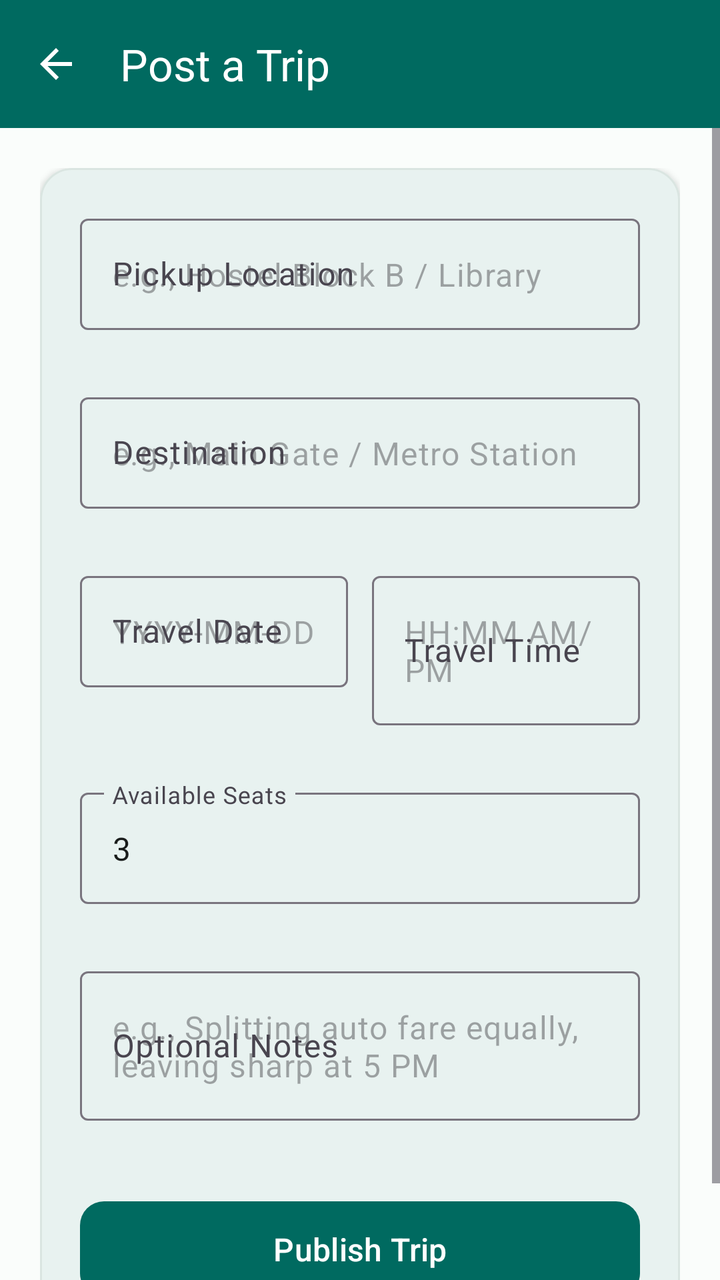
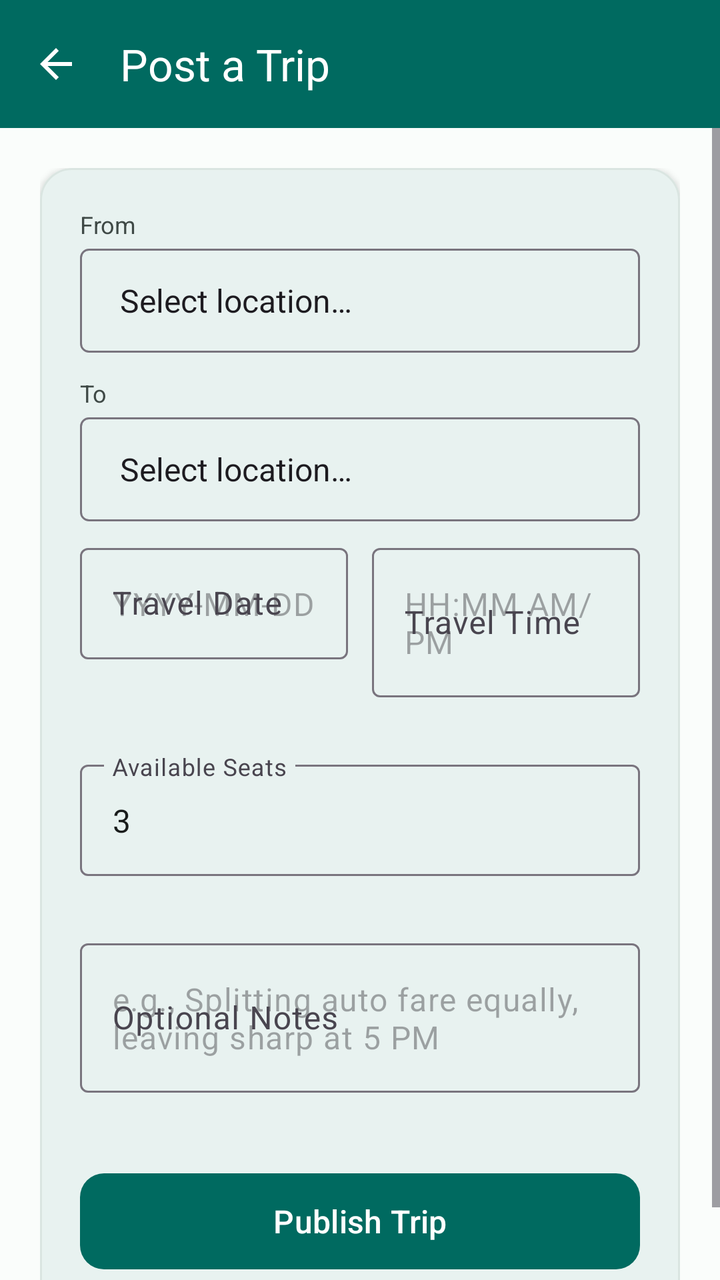

The first picture is an Android layout as it rendered before a commit; the second is the same layout after the commit. The layout source and the unified diff follow.
<!-- AndroidManifest.xml: application theme Theme.TukTukBuddy -->
<!-- res/layout/activity_post_trip.xml -->
<?xml version="1.0" encoding="utf-8"?>
<androidx.constraintlayout.widget.ConstraintLayout xmlns:android="http://schemas.android.com/apk/res/android"
    xmlns:app="http://schemas.android.com/apk/res-auto"
    xmlns:tools="http://schemas.android.com/tools"
    android:id="@+id/postTripMain"
    android:layout_width="match_parent"
    android:layout_height="match_parent"
    android:background="@color/surface"
    tools:context=".PostTripActivity">

    <com.google.android.material.appbar.MaterialToolbar
        android:id="@+id/toolbarPostTrip"
        android:layout_width="match_parent"
        android:layout_height="?attr/actionBarSize"
        android:background="@color/primary"
        app:navigationIcon="?attr/homeAsUpIndicator"
        app:navigationIconTint="@color/on_primary"
        app:title="@string/title_post_trip"
        app:titleTextColor="@color/on_primary"
        app:layout_constraintEnd_toEndOf="parent"
        app:layout_constraintStart_toStartOf="parent"
        app:layout_constraintTop_toTopOf="parent" />

    <ScrollView
        android:layout_width="match_parent"
        android:layout_height="0dp"
        android:fillViewport="true"
        app:layout_constraintBottom_toBottomOf="parent"
        app:layout_constraintEnd_toEndOf="parent"
        app:layout_constraintStart_toStartOf="parent"
        app:layout_constraintTop_toBottomOf="@id/toolbarPostTrip">

        <LinearLayout
            android:layout_width="match_parent"
            android:layout_height="wrap_content"
            android:orientation="vertical"
            android:padding="20dp">

            <com.google.android.material.card.MaterialCardView
                android:layout_width="match_parent"
                android:layout_height="wrap_content"
                app:cardCornerRadius="16dp"
                app:cardElevation="2dp"
                app:strokeColor="@color/surface_variant"
                app:strokeWidth="1dp">

                <LinearLayout
                    android:layout_width="match_parent"
                    android:layout_height="wrap_content"
                    android:orientation="vertical"
                    android:padding="20dp">

                    <com.google.android.material.textfield.TextInputLayout
                        android:id="@+id/tilPickup"
                        style="@style/Widget.Material3.TextInputLayout.OutlinedBox"
                        android:layout_width="match_parent"
                        android:layout_height="wrap_content"
                        android:hint="@string/label_pickup"
                        app:errorEnabled="true">

                        <com.google.android.material.textfield.TextInputEditText
                            android:id="@+id/etPickup"
                            android:layout_width="match_parent"
                            android:layout_height="wrap_content"
                            android:hint="@string/hint_pickup"
                            android:inputType="textCapWords"
                            android:maxLines="1" />
                    </com.google.android.material.textfield.TextInputLayout>

                    <com.google.android.material.textfield.TextInputLayout
                        android:id="@+id/tilDestination"
                        style="@style/Widget.Material3.TextInputLayout.OutlinedBox"
                        android:layout_width="match_parent"
                        android:layout_height="wrap_content"
                        android:layout_marginTop="8dp"
                        android:hint="@string/label_destination"
                        app:errorEnabled="true">

                        <com.google.android.material.textfield.TextInputEditText
                            android:id="@+id/etDestination"
                            android:layout_width="match_parent"
                            android:layout_height="wrap_content"
                            android:hint="@string/hint_destination"
                            android:inputType="textCapWords"
                            android:maxLines="1" />
                    </com.google.android.material.textfield.TextInputLayout>

                    <LinearLayout
                        android:layout_width="match_parent"
                        android:layout_height="wrap_content"
                        android:layout_marginTop="8dp"
                        android:baselineAligned="false"
                        android:orientation="horizontal">

                        <com.google.android.material.textfield.TextInputLayout
                            android:id="@+id/tilDate"
                            style="@style/Widget.Material3.TextInputLayout.OutlinedBox"
                            android:layout_width="0dp"
                            android:layout_height="wrap_content"
                            android:layout_weight="1"
                            android:hint="@string/label_date"
                            app:errorEnabled="true">

                            <com.google.android.material.textfield.TextInputEditText
                                android:id="@+id/etDate"
                                android:layout_width="match_parent"
                                android:layout_height="wrap_content"
                                android:focusable="false"
                                android:hint="@string/hint_date"
                                android:inputType="none" />
                        </com.google.android.material.textfield.TextInputLayout>

                        <com.google.android.material.textfield.TextInputLayout
                            android:id="@+id/tilTime"
                            style="@style/Widget.Material3.TextInputLayout.OutlinedBox"
                            android:layout_width="0dp"
                            android:layout_height="wrap_content"
                            android:layout_marginStart="12dp"
                            android:layout_weight="1"
                            android:hint="@string/label_time"
                            app:errorEnabled="true">

                            <com.google.android.material.textfield.TextInputEditText
                                android:id="@+id/etTime"
                                android:layout_width="match_parent"
                                android:layout_height="wrap_content"
                                android:focusable="false"
                                android:hint="@string/hint_time"
                                android:inputType="none" />
                        </com.google.android.material.textfield.TextInputLayout>
                    </LinearLayout>

                    <com.google.android.material.textfield.TextInputLayout
                        android:id="@+id/tilSeats"
                        style="@style/Widget.Material3.TextInputLayout.OutlinedBox"
                        android:layout_width="match_parent"
                        android:layout_height="wrap_content"
                        android:layout_marginTop="8dp"
                        android:hint="@string/label_seats"
                        app:errorEnabled="true">

                        <com.google.android.material.textfield.TextInputEditText
                            android:id="@+id/etSeats"
                            android:layout_width="match_parent"
                            android:layout_height="wrap_content"
                            android:hint="@string/hint_seats"
                            android:inputType="number"
                            android:text="3" />
                    </com.google.android.material.textfield.TextInputLayout>

                    <com.google.android.material.textfield.TextInputLayout
                        android:id="@+id/tilNotes"
                        style="@style/Widget.Material3.TextInputLayout.OutlinedBox"
                        android:layout_width="match_parent"
                        android:layout_height="wrap_content"
                        android:layout_marginTop="8dp"
                        android:hint="@string/label_notes"
                        app:errorEnabled="true">

                        <com.google.android.material.textfield.TextInputEditText
                            android:id="@+id/etNotes"
                            android:layout_width="match_parent"
                            android:layout_height="wrap_content"
                            android:hint="@string/hint_notes"
                            android:inputType="textMultiLine"
                            android:minLines="2" />
                    </com.google.android.material.textfield.TextInputLayout>

                    <com.google.android.material.button.MaterialButton
                        android:id="@+id/btnSubmitTrip"
                        android:layout_width="match_parent"
                        android:layout_height="56dp"
                        android:layout_marginTop="16dp"
                        android:text="@string/btn_submit_trip"
                        android:textSize="16sp"
                        app:cornerRadius="12dp" />

                </LinearLayout>
            </com.google.android.material.card.MaterialCardView>

        </LinearLayout>
    </ScrollView>

    
    <FrameLayout
        android:id="@+id/loadingOverlayPostTrip"
        android:layout_width="match_parent"
        android:layout_height="match_parent"
        android:background="#80000000"
        android:clickable="true"
        android:focusable="true"
        android:visibility="gone"
        app:layout_constraintBottom_toBottomOf="parent"
        app:layout_constraintEnd_toEndOf="parent"
        app:layout_constraintStart_toStartOf="parent"
        app:layout_constraintTop_toTopOf="parent">

        <com.google.android.material.card.MaterialCardView
            android:layout_width="wrap_content"
            android:layout_height="wrap_content"
            android:layout_gravity="center"
            app:cardCornerRadius="16dp"
            app:cardElevation="6dp">

            <LinearLayout
                android:layout_width="wrap_content"
                android:layout_height="wrap_content"
                android:gravity="center"
                android:orientation="vertical"
                android:padding="24dp">

                <ProgressBar
                    android:layout_width="48dp"
                    android:layout_height="48dp"
                    android:indeterminateTint="@color/primary" />

                <TextView
                    android:id="@+id/tvLoadingMessagePostTrip"
                    android:layout_width="wrap_content"
                    android:layout_height="wrap_content"
                    android:layout_marginTop="16dp"
                    android:text="@string/posting_trip"
                    android:textColor="@color/on_surface"
                    android:textSize="14sp"
                    android:textStyle="bold" />
            </LinearLayout>
        </com.google.android.material.card.MaterialCardView>
    </FrameLayout>

</androidx.constraintlayout.widget.ConstraintLayout>
<!-- resources referenced by this layout -->
<resources>
  <color name="on_primary">#FFFFFF</color>
  <color name="on_surface">#191C1B</color>
  <color name="primary">#006A60</color>
  <color name="surface">#FAFDFB</color>
  <color name="surface_variant">#DAE5E1</color>
  <string name="btn_submit_trip">Publish Trip</string>
  <string name="hint_date">YYYY-MM-DD</string>
  <string name="hint_destination">e.g., Main Gate / Metro Station</string>
  <string name="hint_notes">e.g., Splitting auto fare equally, leaving sharp at 5 PM</string>
  <string name="hint_pickup">e.g., Hostel Block B / Library</string>
  <string name="hint_seats">Number of open seats (1-10)</string>
  <string name="hint_time">HH:MM AM/PM</string>
  <string name="label_date">Travel Date</string>
  <string name="label_destination">Destination</string>
  <string name="label_notes">Optional Notes</string>
  <string name="label_pickup">Pickup Location</string>
  <string name="label_seats">Available Seats</string>
  <string name="label_time">Travel Time</string>
  <string name="posting_trip">Publishing your trip…</string>
  <string name="title_post_trip">Post a Trip</string>
  <style name="Theme.TukTukBuddy" parent="Base.Theme.TukTukBuddy" />
  <style name="Base.Theme.TukTukBuddy" parent="Theme.Material3.DayNight.NoActionBar">
          <item name="colorPrimary">@color/primary</item>
          <item name="colorOnPrimary">@color/on_primary</item>
          <item name="colorPrimaryContainer">@color/primary_container</item>
          <item name="colorOnPrimaryContainer">@color/on_primary_container</item>
          <item name="colorSecondary">@color/secondary</item>
          <item name="android:colorBackground">@color/surface</item>
          <item name="colorOnBackground">@color/on_surface</item>
          <item name="colorSurface">@color/surface</item>
          <item name="colorOnSurface">@color/on_surface</item>
      </style>
  <color name="primary_container">#82F5E5</color>
  <color name="on_primary_container">#00201C</color>
  <color name="secondary">#4A635F</color>
</resources>

<!-- the commit's change to res/layout/activity_post_trip.xml (unified diff, before → after) -->
@@ -50,40 +50,60 @@
                     android:orientation="vertical"
                     android:padding="20dp">
 
-                    <com.google.android.material.textfield.TextInputLayout
-                        android:id="@+id/tilPickup"
-                        style="@style/Widget.Material3.TextInputLayout.OutlinedBox"
-                        android:layout_width="match_parent"
-                        android:layout_height="wrap_content"
-                        android:hint="@string/label_pickup"
-                        app:errorEnabled="true">
-
-                        <com.google.android.material.textfield.TextInputEditText
-                            android:id="@+id/etPickup"
-                            android:layout_width="match_parent"
-                            android:layout_height="wrap_content"
-                            android:hint="@string/hint_pickup"
-                            android:inputType="textCapWords"
-                            android:maxLines="1" />
-                    </com.google.android.material.textfield.TextInputLayout>
-
-                    <com.google.android.material.textfield.TextInputLayout
-                        android:id="@+id/tilDestination"
-                        style="@style/Widget.Material3.TextInputLayout.OutlinedBox"
-                        android:layout_width="match_parent"
-                        android:layout_height="wrap_content"
-                        android:layout_marginTop="8dp"
-                        android:hint="@string/label_destination"
-                        app:errorEnabled="true">
-
-                        <com.google.android.material.textfield.TextInputEditText
-                            android:id="@+id/etDestination"
-                            android:layout_width="match_parent"
-                            android:layout_height="wrap_content"
-                            android:hint="@string/hint_destination"
-                            android:inputType="textCapWords"
-                            android:maxLines="1" />
-                    </com.google.android.material.textfield.TextInputLayout>
+                    <TextView
+                        android:layout_width="match_parent"
+                        android:layout_height="wrap_content"
+                        android:text="@string/label_from"
+                        android:textColor="@color/on_surface_variant"
+                        android:textSize="12sp"
+                        android:layout_marginBottom="4dp" />
+
+                    <Spinner
+                        android:id="@+id/spinnerPickup"
+                        android:layout_width="match_parent"
+                        android:layout_height="52dp"
+                        android:background="@drawable/spinner_background"
+                        android:paddingStart="12dp"
+                        android:paddingEnd="12dp"
+                        android:entries="@array/campus_locations" />
+
+                    <TextView
+                        android:id="@+id/tvPickupError"
+                        android:layout_width="match_parent"
+                        android:layout_height="wrap_content"
+                        android:textColor="#B00020"
+                        android:textSize="12sp"
+                        android:visibility="gone"
+                        android:layout_marginBottom="4dp" />
+
+                    <TextView
+                        android:layout_width="match_parent"
+                        android:layout_height="wrap_content"
+                        android:text="@string/label_to"
+                        android:textColor="@color/on_surface_variant"
+                        android:textSize="12sp"
+                        android:layout_marginTop="12dp"
+                        android:layout_marginBottom="4dp" />
+
+                    <Spinner
+                        android:id="@+id/spinnerDestination"
+                        android:layout_width="match_parent"
+                        android:layout_height="52dp"
+                        android:background="@drawable/spinner_background"
+                        android:paddingStart="12dp"
+                        android:paddingEnd="12dp"
+                        android:entries="@array/campus_locations" />
+
+                    <TextView
+                        android:id="@+id/tvDestinationError"
+                        android:layout_width="match_parent"
+                        android:layout_height="wrap_content"
+                        android:textColor="#B00020"
+                        android:textSize="12sp"
+                        android:visibility="gone"
+                        android:layout_marginBottom="4dp" />
+
+
 
                     <LinearLayout
                         android:layout_width="match_parent"
<!-- resource entries referenced after the edit -->
@@ -1,23 +1,48 @@
 <!-- resources referenced by this layout -->
 <resources>
+  <string-array name="campus_locations">
+          <item>Select location…</item>
+          <item>Main Gate</item>
+          <item>Hostel Block A</item>
+          <item>Hostel Block B</item>
+          <item>Hostel Block C</item>
+          <item>Academic Block</item>
+          <item>Library</item>
+          <item>Canteen</item>
+          <item>Sports Complex</item>
+          <item>Railway Station</item>
+          <item>Bus Stand</item>
+          <item>Metro Station</item>
+          <item>City Mall</item>
+          <item>Airport</item>
+      </string-array>
   <color name="on_primary">#FFFFFF</color>
   <color name="on_surface">#191C1B</color>
+  <color name="on_surface_variant">#3F4946</color>
   <color name="primary">#006A60</color>
   <color name="surface">#FAFDFB</color>
   <color name="surface_variant">#DAE5E1</color>
+  <!-- drawable spinner_background (drawable) -->
+  <?xml version="1.0" encoding="utf-8"?>
+  <shape xmlns:android="http://schemas.android.com/apk/res/android"
+      android:shape="rectangle">
+      <solid android:color="@android:color/transparent" />
+      <stroke
+          android:width="1dp"
+          android:color="#79747E" />
+      <corners android:radius="4dp" />
+  </shape>
   <string name="btn_submit_trip">Publish Trip</string>
   <string name="hint_date">YYYY-MM-DD</string>
-  <string name="hint_destination">e.g., Main Gate / Metro Station</string>
   <string name="hint_notes">e.g., Splitting auto fare equally, leaving sharp at 5 PM</string>
-  <string name="hint_pickup">e.g., Hostel Block B / Library</string>
   <string name="hint_seats">Number of open seats (1-10)</string>
   <string name="hint_time">HH:MM AM/PM</string>
   <string name="label_date">Travel Date</string>
-  <string name="label_destination">Destination</string>
+  <string name="label_from">From</string>
   <string name="label_notes">Optional Notes</string>
-  <string name="label_pickup">Pickup Location</string>
   <string name="label_seats">Available Seats</string>
   <string name="label_time">Travel Time</string>
+  <string name="label_to">To</string>
   <string name="posting_trip">Publishing your trip…</string>
   <string name="title_post_trip">Post a Trip</string>
   <style name="Theme.TukTukBuddy" parent="Base.Theme.TukTukBuddy" />
